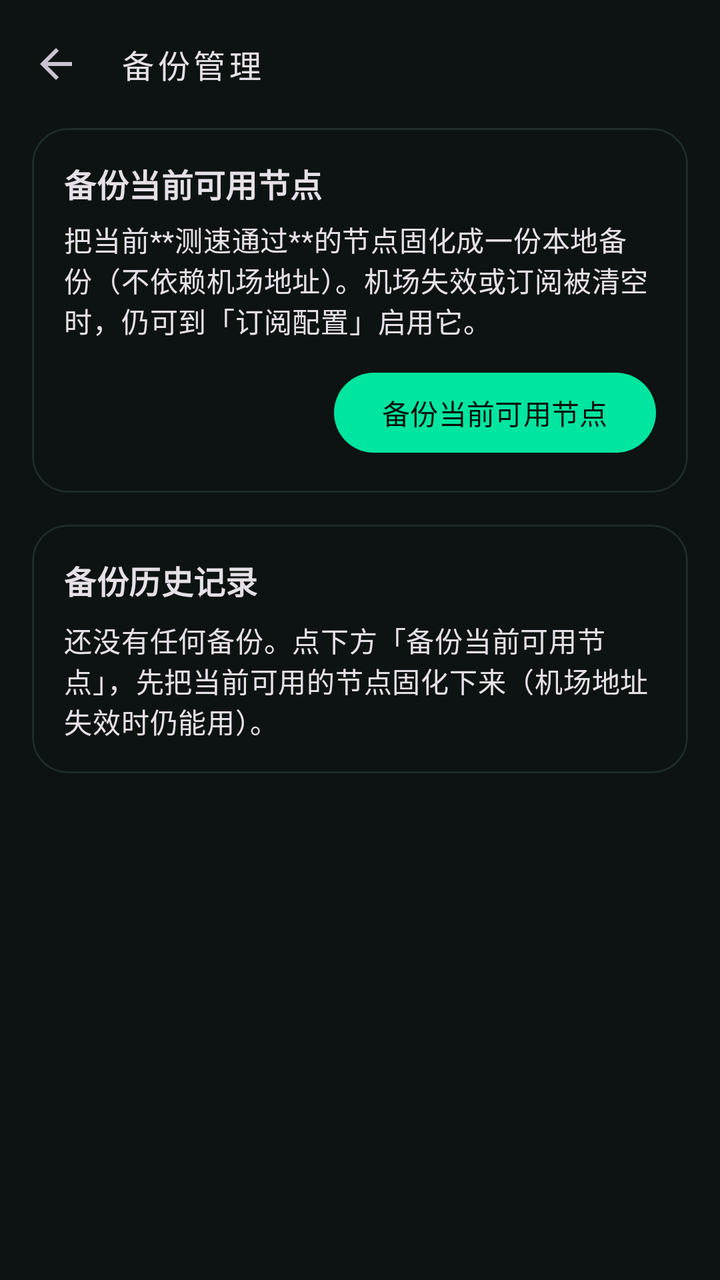
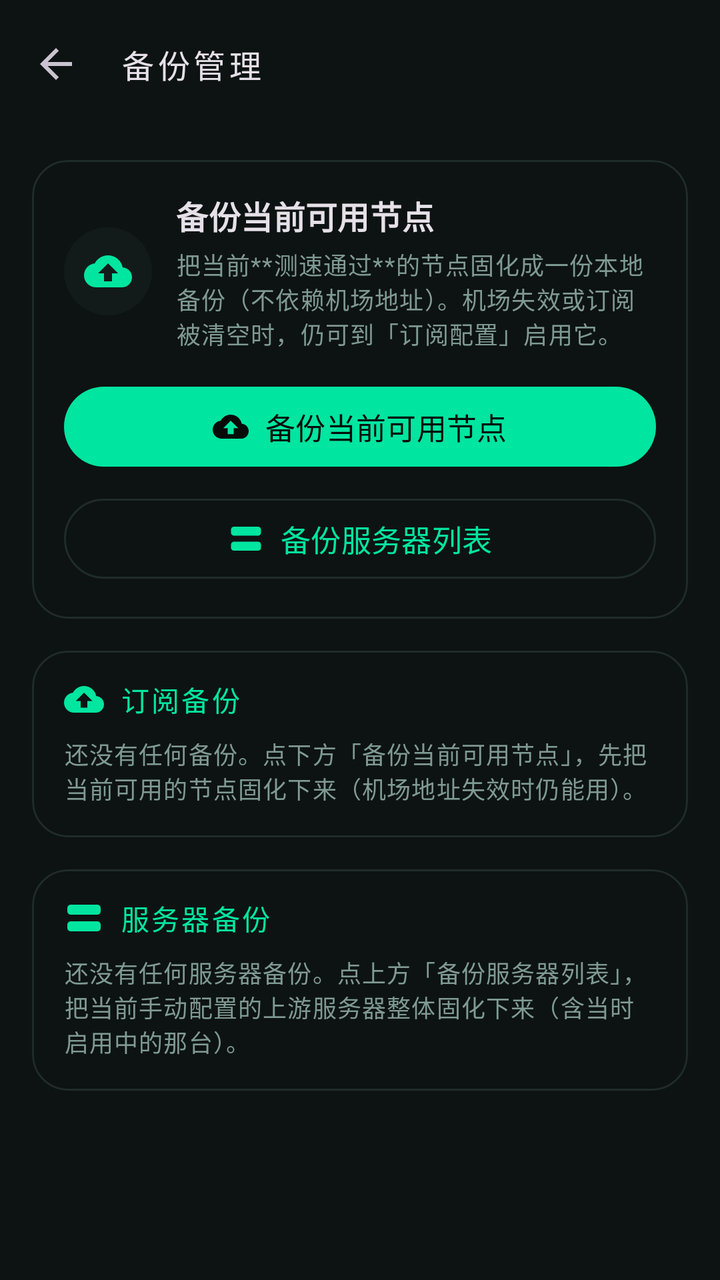

Before-and-after screenshots of an Android layout around one commit, followed by the original layout XML and the change that was made.
<!-- AndroidManifest.xml: application theme Theme.TunVPN -->
<!-- res/layout/activity_backup.xml -->
<?xml version="1.0" encoding="utf-8"?>
<LinearLayout xmlns:android="http://schemas.android.com/apk/res/android"
	xmlns:app="http://schemas.android.com/apk/res-auto"
	android:orientation="vertical"
	android:layout_width="match_parent"
	android:layout_height="match_parent"
	android:background="?attr/colorSurface">
	<com.google.android.material.appbar.MaterialToolbar
		android:id="@+id/toolbar"
		android:layout_width="match_parent"
		android:layout_height="?attr/actionBarSize"
		app:navigationIcon="?attr/homeAsUpIndicator"
		app:title="@string/backup_manager_title"
		app:titleTextAppearance="@style/TextAppearance.TunVPN.Toolbar"/>
	<ScrollView
		android:layout_width="match_parent"
		android:layout_height="0dp"
		android:layout_weight="1"
		android:clipToPadding="false"
		android:fillViewport="true">
		<LinearLayout
			android:orientation="vertical"
			android:layout_width="match_parent"
			android:layout_height="wrap_content"
			android:paddingLeft="16dp"
			android:paddingRight="16dp"
			android:paddingBottom="24dp">

			
			<com.google.android.material.card.MaterialCardView
				style="@style/Widget.TunVPN.Card"
				android:layout_width="match_parent"
				android:layout_height="wrap_content">
				<LinearLayout
					android:orientation="vertical"
					android:padding="16dp"
					android:layout_width="match_parent"
					android:layout_height="wrap_content">
					<TextView
						android:text="@string/backup_now"
						android:textAppearance="?attr/textAppearanceTitleMedium"
						android:textStyle="bold"
						android:layout_width="match_parent"
						android:layout_height="wrap_content"/>
					<TextView
						android:text="@string/backup_now_desc"
						android:textAppearance="?attr/textAppearanceBodyMedium"
						android:layout_marginTop="6dp"
						android:layout_width="match_parent"
						android:layout_height="wrap_content"/>
					<com.google.android.material.button.MaterialButton
						android:id="@+id/btn_backup"
						android:layout_marginTop="12dp"
						android:layout_gravity="end"
						android:layout_width="wrap_content"
						android:layout_height="wrap_content"
						android:text="@string/backup_now"/>
				</LinearLayout>
			</com.google.android.material.card.MaterialCardView>

			
			<com.google.android.material.card.MaterialCardView
				style="@style/Widget.TunVPN.Card"
				android:layout_marginTop="16dp"
				android:layout_width="match_parent"
				android:layout_height="wrap_content">
				<LinearLayout
					android:orientation="vertical"
					android:padding="16dp"
					android:layout_width="match_parent"
					android:layout_height="wrap_content">
					<TextView
						android:text="@string/backup_history_title"
						android:textAppearance="?attr/textAppearanceTitleMedium"
						android:textStyle="bold"
						android:layout_width="match_parent"
						android:layout_height="wrap_content"/>
					<TextView
						android:id="@+id/backup_empty"
						android:layout_marginTop="8dp"
						android:text="@string/backup_manager_empty"
						android:textAppearance="?attr/textAppearanceBodyMedium"
						android:layout_width="match_parent"
						android:layout_height="wrap_content"/>
					<LinearLayout
						android:id="@+id/backup_list"
						android:orientation="vertical"
						android:layout_width="match_parent"
						android:layout_height="wrap_content"/>
				</LinearLayout>
			</com.google.android.material.card.MaterialCardView>
		</LinearLayout>
	</ScrollView>
</LinearLayout>
<!-- resources referenced by this layout -->
<resources>
  <string name="backup_history_title">备份历史记录</string>
  <string name="backup_manager_empty">还没有任何备份。点下方「备份当前可用节点」，先把当前可用的节点固化下来（机场地址失效时仍能用）。</string>
  <string name="backup_manager_title">备份管理</string>
  <string name="backup_now">备份当前可用节点</string>
  <string name="backup_now_desc">把当前**测速通过**的节点固化成一份本地备份（不依赖机场地址）。机场失效或订阅被清空时，仍可到「订阅配置」启用它。</string>
  <style name="TextAppearance.TunVPN.Toolbar" parent="TextAppearance.Material3.TitleMedium">
  		<item name="fontFamily">monospace</item>
  		<item name="android:fontFamily">monospace</item>
  		<item name="android:letterSpacing">0.12</item>
  	</style>
  <style name="Widget.TunVPN.Card" parent="Widget.Material3.CardView.Outlined">
  		<item name="cardCornerRadius">18dp</item>
  		<item name="cardBackgroundColor">?attr/colorSurface</item>
  		<item name="strokeColor">?attr/colorOutline</item>
  		<item name="strokeWidth">1dp</item>
  	</style>
  <!-- unchanged entries left out for length: 1 -->
</resources>

<!-- the commit's change to res/layout/activity_backup.xml (unified diff, before → after) -->
@@ -24,6 +24,7 @@
 			android:layout_height="wrap_content"
 			android:paddingLeft="16dp"
 			android:paddingRight="16dp"
+			android:paddingTop="16dp"
 			android:paddingBottom="24dp">
 
 			
@@ -36,25 +37,65 @@
 					android:padding="16dp"
 					android:layout_width="match_parent"
 					android:layout_height="wrap_content">
-					<TextView
-						android:text="@string/backup_now"
-						android:textAppearance="?attr/textAppearanceTitleMedium"
-						android:textStyle="bold"
-						android:layout_width="match_parent"
-						android:layout_height="wrap_content"/>
-					<TextView
-						android:text="@string/backup_now_desc"
-						android:textAppearance="?attr/textAppearanceBodyMedium"
-						android:layout_marginTop="6dp"
-						android:layout_width="match_parent"
-						android:layout_height="wrap_content"/>
+					<LinearLayout
+						android:orientation="horizontal"
+						android:layout_width="match_parent"
+						android:layout_height="wrap_content"
+						android:gravity="center_vertical">
+						<ImageView
+							android:layout_width="44dp"
+							android:layout_height="44dp"
+							android:background="@drawable/bg_avatar"
+							android:contentDescription="@string/backup_now"
+							android:padding="10dp"
+							android:src="@drawable/ic_backup"
+							android:tint="?attr/colorPrimary"/>
+						<LinearLayout
+							android:orientation="vertical"
+							android:layout_width="0dp"
+							android:layout_height="wrap_content"
+							android:layout_weight="1"
+							android:layout_marginStart="12dp">
+							<TextView
+								android:text="@string/backup_now"
+								android:textAppearance="?attr/textAppearanceTitleMedium"
+								android:textStyle="bold"
+								android:layout_width="match_parent"
+								android:layout_height="wrap_content"/>
+							<TextView
+								android:text="@string/backup_now_desc"
+								android:textAppearance="?attr/textAppearanceBodySmall"
+								android:textColor="?attr/colorOnSurfaceVariant"
+								android:layout_marginTop="4dp"
+								android:layout_width="match_parent"
+								android:layout_height="wrap_content"/>
+						</LinearLayout>
+					</LinearLayout>
 					<com.google.android.material.button.MaterialButton
 						android:id="@+id/btn_backup"
-						android:layout_marginTop="12dp"
-						android:layout_gravity="end"
-						android:layout_width="wrap_content"
-						android:layout_height="wrap_content"
-						android:text="@string/backup_now"/>
+						android:layout_marginTop="14dp"
+						android:layout_width="match_parent"
+						android:layout_height="wrap_content"
+						android:minHeight="48dp"
+						android:text="@string/backup_now"
+						android:textSize="15sp"
+						app:cornerRadius="24dp"
+						app:icon="@drawable/ic_backup"
+						app:iconGravity="textStart"
+						app:iconPadding="8dp"/>
+					<com.google.android.material.button.MaterialButton
+						android:id="@+id/btn_backup_servers"
+						style="?attr/materialButtonOutlinedStyle"
+						android:layout_marginTop="8dp"
+						android:layout_width="match_parent"
+						android:layout_height="wrap_content"
+						android:minHeight="48dp"
+						android:text="@string/backup_now_servers"
+						android:textSize="15sp"
+						app:cornerRadius="24dp"
+						app:icon="@drawable/ic_server"
+						app:iconGravity="textStart"
+						app:iconPadding="8dp"/>
 				</LinearLayout>
 			</com.google.android.material.card.MaterialCardView>
 
@@ -66,24 +107,124 @@
 				android:layout_height="wrap_content">
 				<LinearLayout
 					android:orientation="vertical"
-					android:padding="16dp"
 					android:layout_width="match_parent"
 					android:layout_height="wrap_content">
-					<TextView
-						android:text="@string/backup_history_title"
-						android:textAppearance="?attr/textAppearanceTitleMedium"
-						android:textStyle="bold"
-						android:layout_width="match_parent"
-						android:layout_height="wrap_content"/>
+					<LinearLayout
+						android:orientation="horizontal"
+						android:layout_width="match_parent"
+						android:layout_height="wrap_content"
+						android:gravity="center_vertical"
+						android:paddingLeft="16dp"
+						android:paddingRight="16dp"
+						android:paddingTop="14dp"
+						android:paddingBottom="6dp">
+						<ImageView
+							android:layout_width="20dp"
+							android:layout_height="20dp"
+							android:contentDescription="@string/backup_history_subs"
+							android:src="@drawable/ic_backup"
+							android:tint="?attr/colorPrimary"/>
+						<TextView
+							android:layout_width="0dp"
+							android:layout_height="wrap_content"
+							android:layout_weight="1"
+							android:layout_marginStart="8dp"
+							android:text="@string/backup_history_subs"
+							android:textAppearance="@style/TextAppearance.TunVPN.Section"/>
+						<TextView
+							android:id="@+id/backup_count_subs"
+							android:layout_width="wrap_content"
+							android:layout_height="wrap_content"
+							android:background="@drawable/bg_pill"
+							android:gravity="center"
+							android:minWidth="34dp"
+							android:paddingLeft="9dp"
+							android:paddingRight="9dp"
+							android:paddingTop="3dp"
+							android:paddingBottom="3dp"
+							android:textAppearance="?attr/textAppearanceLabelMedium"
+							android:textStyle="bold"
+							android:visibility="gone"/>
+					</LinearLayout>
 					<TextView
 						android:id="@+id/backup_empty"
-						android:layout_marginTop="8dp"
+						android:layout_width="match_parent"
+						android:layout_height="wrap_content"
+						android:paddingLeft="16dp"
+						android:paddingRight="16dp"
+						android:paddingTop="2dp"
+						android:paddingBottom="16dp"
 						android:text="@string/backup_manager_empty"
-						android:textAppearance="?attr/textAppearanceBodyMedium"
+						android:textAppearance="?attr/textAppearanceBodySmall"
+						android:textColor="?attr/colorOnSurfaceVariant"/>
+					<LinearLayout
+						android:id="@+id/backup_list"
+						android:orientation="vertical"
 						android:layout_width="match_parent"
 						android:layout_height="wrap_content"/>
-					<LinearLayout
-						android:id="@+id/backup_list"
+				</LinearLayout>
+			</com.google.android.material.card.MaterialCardView>
+
+			
+			<com.google.android.material.card.MaterialCardView
+				style="@style/Widget.TunVPN.Card"
+				android:layout_marginTop="16dp"
+				android:layout_width="match_parent"
+				android:layout_height="wrap_content">
+				<LinearLayout
+					android:orientation="vertical"
+					android:layout_width="match_parent"
+					android:layout_height="wrap_content">
+					<LinearLayout
+						android:orientation="horizontal"
+						android:layout_width="match_parent"
+						android:layout_height="wrap_content"
+						android:gravity="center_vertical"
+						android:paddingLeft="16dp"
+						android:paddingRight="16dp"
+						android:paddingTop="14dp"
+						android:paddingBottom="6dp">
+						<ImageView
+							android:layout_width="20dp"
+							android:layout_height="20dp"
+							android:contentDescription="@string/backup_history_servers"
+							android:src="@drawable/ic_server"
+							android:tint="?attr/colorPrimary"/>
+						<TextView
+							android:layout_width="0dp"
+							android:layout_height="wrap_content"
+							android:layout_weight="1"
+							android:layout_marginStart="8dp"
+							android:text="@string/backup_history_servers"
+							android:textAppearance="@style/TextAppearance.TunVPN.Section"/>
+						<TextView
+							android:id="@+id/backup_count_servers"
+							android:layout_width="wrap_content"
+							android:layout_height="wrap_content"
+							android:background="@drawable/bg_pill"
+							android:gravity="center"
+							android:minWidth="34dp"
+							android:paddingLeft="9dp"
+							android:paddingRight="9dp"
+							android:paddingTop="3dp"
+							android:paddingBottom="3dp"
+							android:textAppearance="?attr/textAppearanceLabelMedium"
+							android:textStyle="bold"
+							android:visibility="gone"/>
+					</LinearLayout>
+					<TextView
+						android:id="@+id/backup_empty_servers"
+						android:layout_width="match_parent"
+						android:layout_height="wrap_content"
+						android:paddingLeft="16dp"
+						android:paddingRight="16dp"
+						android:paddingTop="2dp"
+						android:paddingBottom="16dp"
+						android:text="@string/backup_manager_empty_servers"
+						android:textAppearance="?attr/textAppearanceBodySmall"
+						android:textColor="?attr/colorOnSurfaceVariant"/>
+					<LinearLayout
+						android:id="@+id/backup_list_servers"
 						android:orientation="vertical"
 						android:layout_width="match_parent"
 						android:layout_height="wrap_content"/>
<!-- resource entries referenced after the edit -->
@@ -1,10 +1,57 @@
 <!-- resources referenced by this layout -->
 <resources>
-  <string name="backup_history_title">备份历史记录</string>
+  <!-- drawable bg_avatar (drawable) -->
+  <?xml version="1.0" encoding="utf-8"?>
+  <shape xmlns:android="http://schemas.android.com/apk/res/android"
+  	android:shape="oval">
+  	<solid android:color="?attr/colorSurfaceVariant"/>
+  </shape>
+  <!-- drawable bg_pill (drawable) -->
+  <?xml version="1.0" encoding="utf-8"?>
+  <shape xmlns:android="http://schemas.android.com/apk/res/android"
+  	android:shape="rectangle">
+  	<solid android:color="?attr/colorSurfaceVariant"/>
+  	<corners android:radius="12dp"/>
+  </shape>
+  <!-- drawable ic_backup (drawable) -->
+  <?xml version="1.0" encoding="utf-8"?>
+  <vector xmlns:android="http://schemas.android.com/apk/res/android"
+  	android:width="24dp"
+  	android:height="24dp"
+  	android:viewportWidth="24"
+  	android:viewportHeight="24">
+  	<path
+  		android:fillColor="?attr/colorControlNormal"
+  		android:pathData="M19.35,10.04C18.67,6.59 15.64,4 12,4 9.11,4 6.6,5.64 5.35,8.04 2.34,8.36 0,10.91 0,14c0,3.31 2.69,6 6,6h13c2.76,0 5,-2.24 5,-5 0,-2.64 -2.05,-4.78 -4.65,-4.96zM14,13v4h-4v-4H7l5,-5 5,5h-3z"/>
+  </vector>
+  <!-- drawable ic_server (drawable) -->
+  <?xml version="1.0" encoding="utf-8"?>
+  <vector xmlns:android="http://schemas.android.com/apk/res/android"
+  	android:width="24dp"
+  	android:height="24dp"
+  	android:viewportWidth="24"
+  	android:viewportHeight="24">
+  	<path
+  		android:fillColor="?attr/colorControlNormal"
+  		android:pathData="M4,4h16a2,2 0 0 1 2,2v2a2,2 0 0 1 -2,2H4a2,2 0 0 1 -2,-2V6a2,2 0 0 1 2,-2zM6,6.5h1.5v1.5H6z"/>
+  	<path
+  		android:fillColor="?attr/colorControlNormal"
+  		android:pathData="M4,14h16a2,2 0 0 1 2,2v2a2,2 0 0 1 -2,2H4a2,2 0 0 1 -2,-2v-2a2,2 0 0 1 2,-2zM6,16.5h1.5v1.5H6z"/>
+  </vector>
+  <string name="backup_history_servers">服务器备份</string>
+  <string name="backup_history_subs">订阅备份</string>
   <string name="backup_manager_empty">还没有任何备份。点下方「备份当前可用节点」，先把当前可用的节点固化下来（机场地址失效时仍能用）。</string>
+  <string name="backup_manager_empty_servers">还没有任何服务器备份。点上方「备份服务器列表」，把当前手动配置的上游服务器整体固化下来（含当时启用中的那台）。</string>
   <string name="backup_manager_title">备份管理</string>
   <string name="backup_now">备份当前可用节点</string>
   <string name="backup_now_desc">把当前**测速通过**的节点固化成一份本地备份（不依赖机场地址）。机场失效或订阅被清空时，仍可到「订阅配置」启用它。</string>
+  <string name="backup_now_servers">备份服务器列表</string>
+  <style name="TextAppearance.TunVPN.Section" parent="TextAppearance.Material3.TitleSmall">
+  		<item name="android:textColor">?attr/colorPrimary</item>
+  		<item name="fontFamily">monospace</item>
+  		<item name="android:fontFamily">monospace</item>
+  		<item name="android:letterSpacing">0.08</item>
+  	</style>
   <style name="TextAppearance.TunVPN.Toolbar" parent="TextAppearance.Material3.TitleMedium">
   		<item name="fontFamily">monospace</item>
   		<item name="android:fontFamily">monospace</item>
